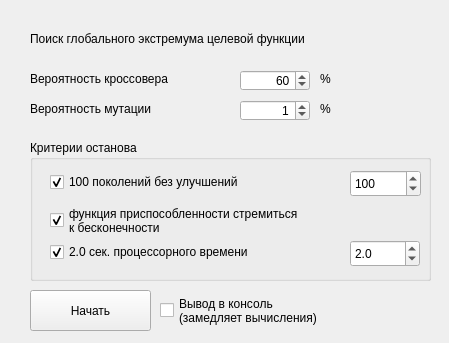
This is mainwindow.ui in krylovilya/Evolutionary_algorithm as Qt 5 draws it before an edit; both pictures show x 0 to 449 and y 0 to 343 of the 449 by 496 pixel window. The edited form follows.
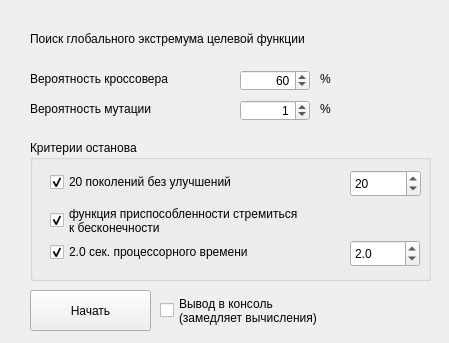
This is the edited form.

The edit to the form file:
```diff
--- a/mainwindow.ui
+++ b/mainwindow.ui
@@ -151,7 +151,7 @@
       </rect>
      </property>
      <property name="text">
-      <string>100 поколений без улучшений</string>
+      <string>20 поколений без улучшений</string>
      </property>
      <property name="checked">
       <bool>true</bool>
@@ -176,7 +176,7 @@
       <number>10</number>
      </property>
      <property name="value">
-      <number>100</number>
+      <number>20</number>
      </property>
     </widget>
     <widget class="QCheckBox" name="checkBox_2">
```
